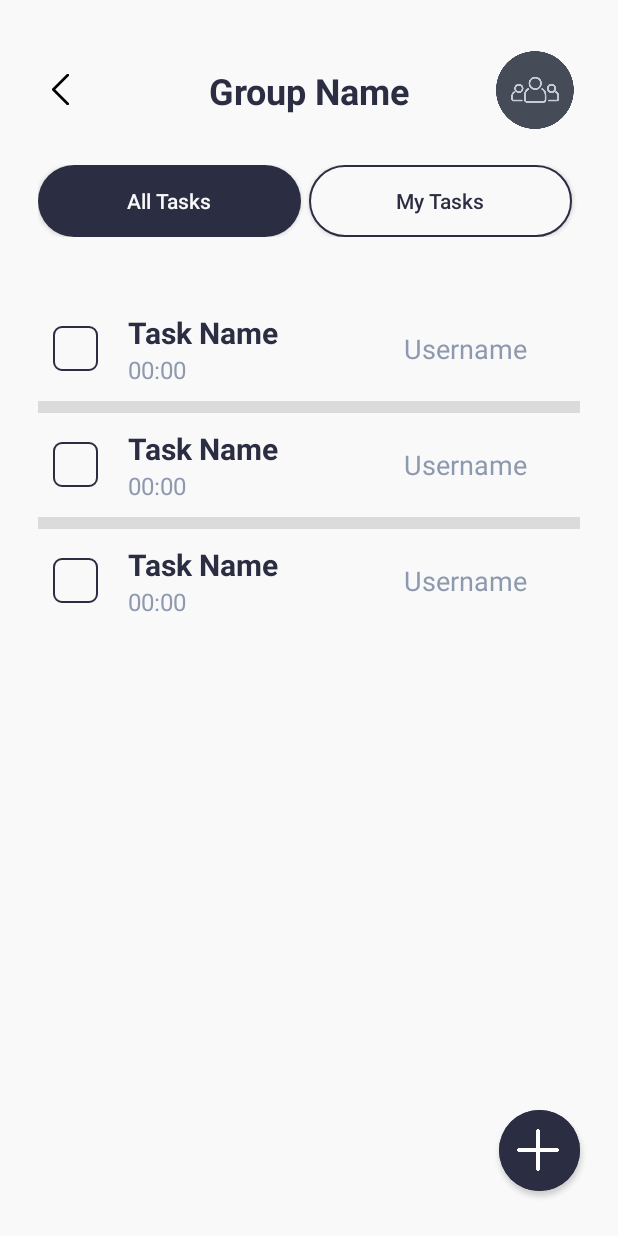
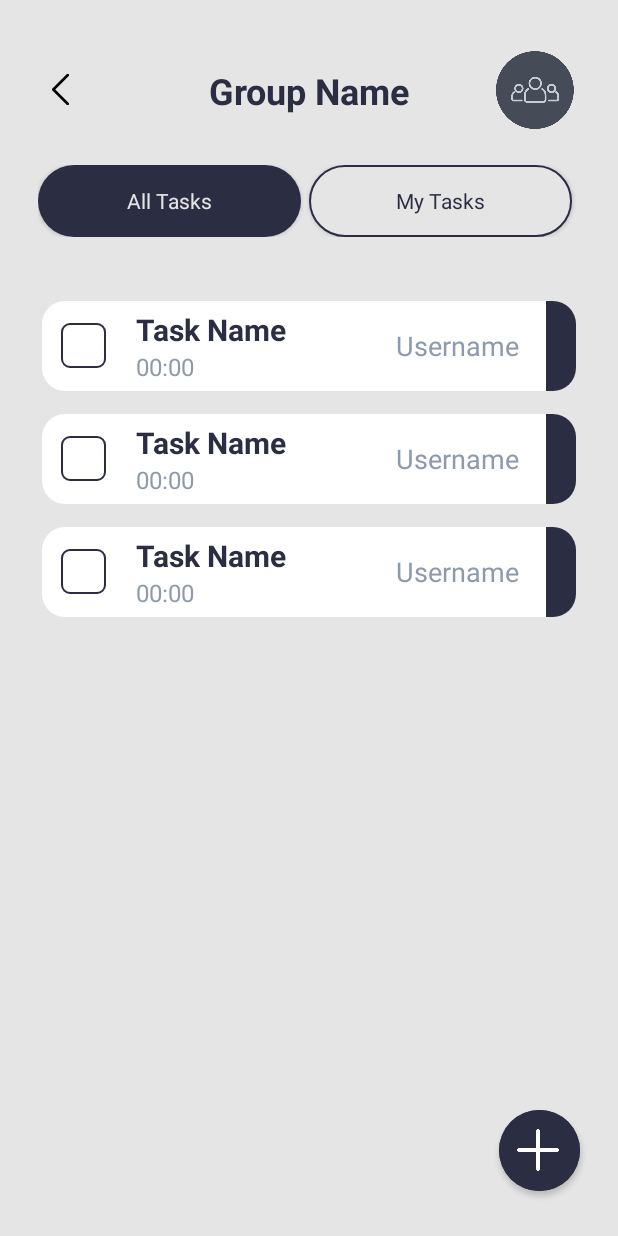
Before and after one commit to LeungYuLap19/Mobile-Computing-GP, an Android app: the layout main_group_tasks.xml on its own in the app's theme, with its tools: preview values and no code run, on a phone screen of 412 x 824 dp. Run offline under Robolectric (Android 15) with nearby library versions, the phone set to English and light mode, and no system bars.

Commit message:
Version 1.2 with category creation

```diff
--- a/src/main/java/com/mobileComputing/groupProject/activities/MainGroupTasksActivity.java
+++ b/src/main/java/com/mobileComputing/groupProject/activities/MainGroupTasksActivity.java
@@ -77,7 +77,6 @@ public class MainGroupTasksActivity extends AppCompatActivity {
         groups_profile_btn = findViewById(R.id.groups_profile_btn);
         task_date_list = findViewById(R.id.task_date_list);
         task_list = findViewById(R.id.task_list);
-        task_list.setDivider(null);
         group_name = findViewById(R.id.group_name);
         group_name.setText(appStates.getGroup().getGroupname());
         swipe_refresh_layout = findViewById(R.id.swipe_refresh_layout);
--- a/src/main/java/com/mobileComputing/groupProject/adapters/TasksCustomListAdapter.java
+++ b/src/main/java/com/mobileComputing/groupProject/adapters/TasksCustomListAdapter.java
@@ -134,7 +134,14 @@ public class TasksCustomListAdapter extends ArrayAdapter<Task> {
             viewHolder.finish_btn.setVisibility(View.INVISIBLE);
         }
 
-        viewHolder.category_color.setBackgroundColor(task.getCategory().getHexCode());
+        int color = task.getCategory().getHexCode(); // Replace with your actual method to get category color
+
+        LayerDrawable layerDrawable = (LayerDrawable) viewHolder.task_item.getBackground();
+        Drawable thirdItem = layerDrawable.getDrawable(2);
+
+        if (thirdItem instanceof GradientDrawable) {
+            ((GradientDrawable) thirdItem).setColor(color);
+        }
 
         return convertView;
     }
--- a/src/main/res/drawable/layout_task_btn_bg.xml
+++ b/src/main/res/drawable/layout_task_btn_bg.xml
@@ -1,6 +1,6 @@
 <?xml version="1.0" encoding="utf-8"?>
 <shape xmlns:android="http://schemas.android.com/apk/res/android">
-    <solid android:color="@color/background"/>
+    <solid android:color="@color/transparent"/>
     <corners android:radius="5dp"/>
     <padding android:left="0dp" android:top="0dp" android:right="0dp" android:bottom="0dp" />
     <stroke
--- a/src/main/res/drawable/task_item_round_bg.xml
+++ b/src/main/res/drawable/task_item_round_bg.xml
@@ -1,6 +1,31 @@
-<?xml version="1.0" encoding="UTF-8"?>
-<shape xmlns:android="http://schemas.android.com/apk/res/android">
-    <solid android:color="@color/transparent"/>
-    <corners android:radius="10dp"/>
-    <padding android:left="0dp" android:top="0dp" android:right="0dp" android:bottom="0dp" />
-</shape>
+<?xml version="1.0" encoding="utf-8"?>
+<layer-list xmlns:android="http://schemas.android.com/apk/res/android">
+    <item>
+        <shape android:shape="rectangle">
+            <solid android:color="#00000000"/>
+            <corners android:radius="17dp" />
+        </shape>
+    </item>
+
+    <item
+        android:left="3dp"
+        android:right="3dp"
+        android:top="3dp"
+        android:bottom="3dp">
+        <shape android:shape="rectangle">
+            <solid android:color="@color/white"/>
+            <corners android:radius="15dp" />
+        </shape>
+    </item>
+
+    <item android:gravity="right" android:width="20dp"
+        android:right="3dp"
+        android:top="3dp"
+        android:bottom="3dp">
+        <shape>
+            <solid android:color="@color/text_regular" />
+            <corners android:topRightRadius="15dp"
+                android:bottomRightRadius="15dp"/>
+        </shape>
+    </item>
+</layer-list>
--- a/src/main/res/layout/auth_welcome.xml
+++ b/src/main/res/layout/auth_welcome.xml
@@ -40,7 +40,7 @@
             <TextView
                 android:layout_width="wrap_content"
                 android:layout_height="wrap_content"
-                android:text="APP NAME"
+                android:text="TaskMaster"
                 android:textSize="36dp"
                 android:textStyle="bold"
                 android:textColor="@color/text_highlight" />
@@ -48,9 +48,8 @@
             <TextView
                 android:layout_width="wrap_content"
                 android:layout_height="wrap_content"
-                android:text="Where household harmony meets effortless task
-                management for families and roommates alike!"
-                android:textSize="14dp"
+                android:text="Where household harmony meets effortless task management for families and roommates alike!"
+                android:textSize="16sp"
                 android:textColor="@color/text_small"
                 android:layout_weight="1"
                 android:layout_marginTop="20dp" />
--- a/src/main/res/layout/main_group_tasks.xml
+++ b/src/main/res/layout/main_group_tasks.xml
@@ -116,7 +116,8 @@
                     android:layout_height="wrap_content"
                     android:scrollbars="none"
                     tools:listitem="@layout/task_listview_item"
-                    android:dividerHeight="8dp">
+                    android:divider="#00000000"
+                    android:dividerHeight="10dp">
 
                 </ListView>
 
--- a/src/main/res/layout/task_listview_item.xml
+++ b/src/main/res/layout/task_listview_item.xml
@@ -4,10 +4,10 @@
     android:layout_width="match_parent"
     android:layout_height="wrap_content"
     android:orientation="horizontal"
-    android:paddingTop="10dp"
-    android:paddingBottom="10dp"
+    android:paddingTop="8dp"
+    android:paddingBottom="8dp"
     android:background="@drawable/task_item_round_bg"
-    android:paddingLeft="10dp">
+    android:paddingLeft="15dp">
 
     <LinearLayout
         android:id="@+id/finish_btn"
@@ -54,7 +54,7 @@
         android:textSize="18sp"
         android:textColor="@color/text_small"
         android:gravity="center"
-        android:layout_marginRight="20dp"/>
+        android:layout_marginRight="25dp"/>
 
     <View
         android:id="@+id/category_color"
--- a/src/main/res/values/colors.xml
+++ b/src/main/res/values/colors.xml
@@ -3,7 +3,7 @@
     <color name="black">#FF000000</color>
     <color name="white">#FFFFFFFF</color>
 
-    <color name="background">#faf9f9</color>
+    <color name="background">#e5e5e5</color>
     <color name="text_regular">#2B2D42</color>
     <color name="text_small">#8D99AE</color>
     <color name="text_highlight">#EF233C</color>
--- a/src/main/res/values/themes.xml
+++ b/src/main/res/values/themes.xml
@@ -3,6 +3,7 @@
     <style name="Base.Theme.MobileComputingGP" parent="Theme.Material3.DayNight.NoActionBar">
         <!-- Customize your light theme here. -->
         <!-- <item name="colorPrimary">@color/my_light_primary</item> -->
+        <item name="android:typeface">sans</item>
     </style>
 
     <style name="Theme.MobileComputingGP" parent="Base.Theme.MobileComputingGP" />
```
